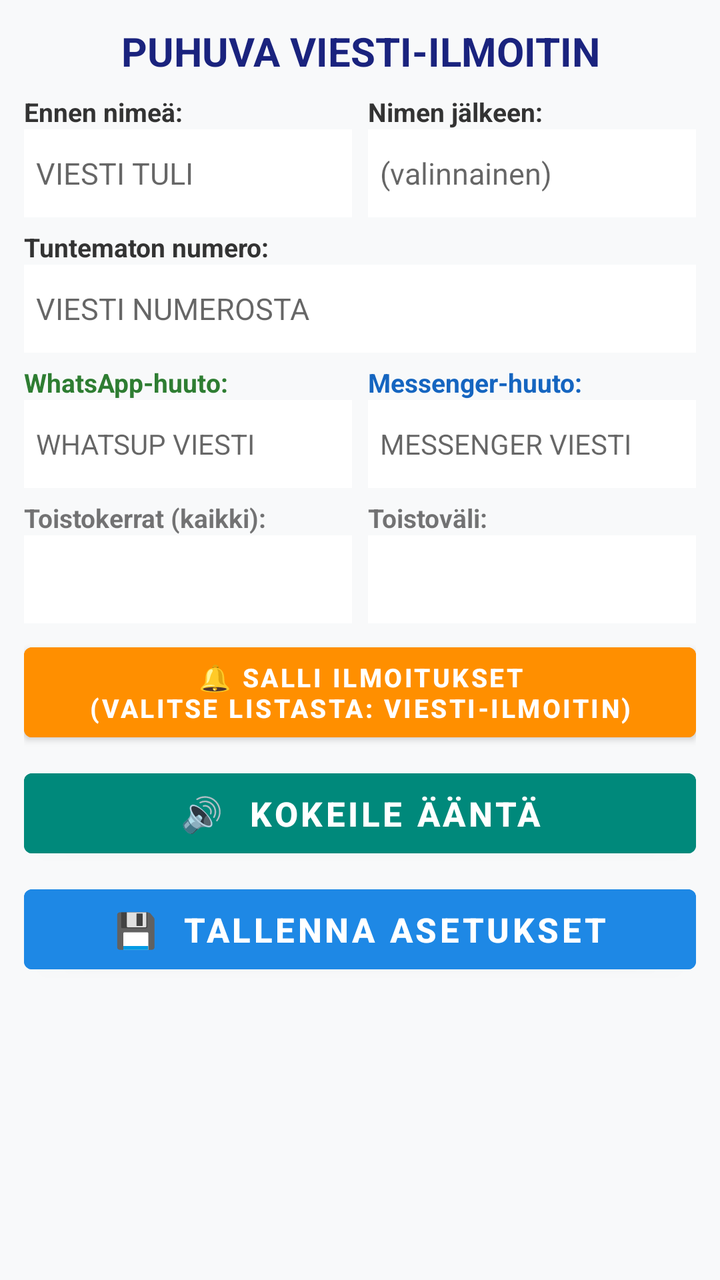
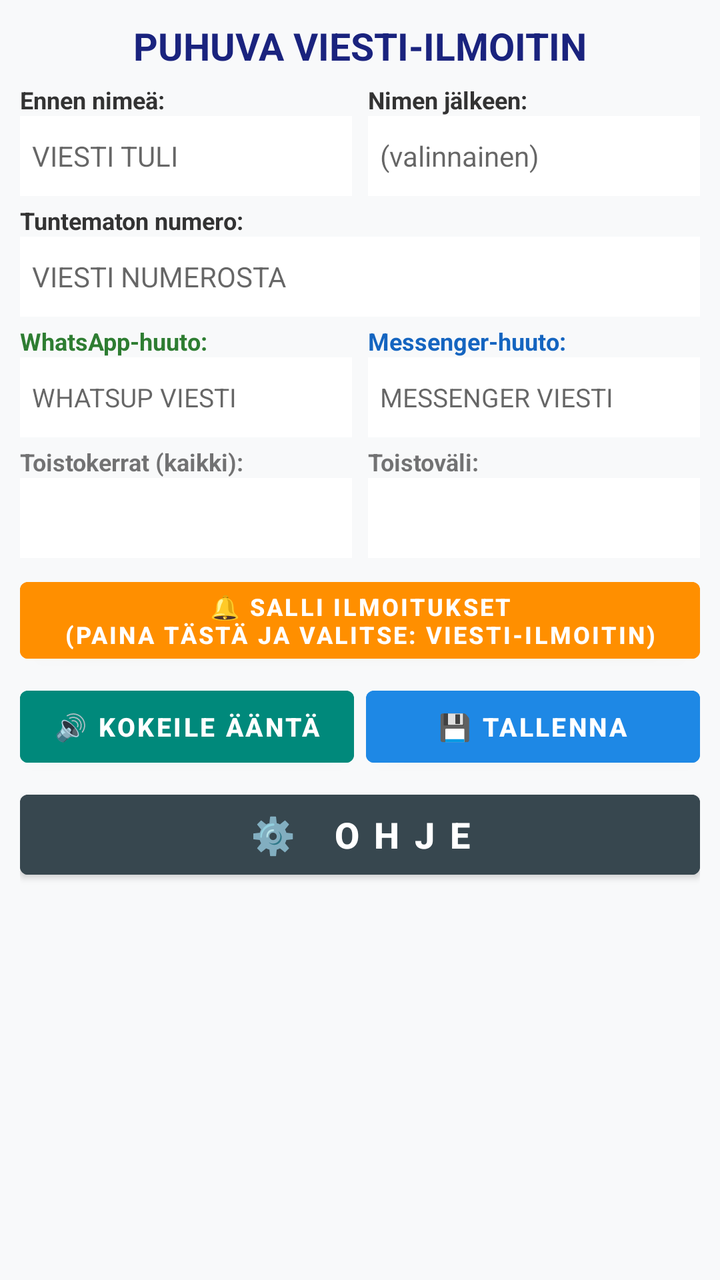

The first picture is an Android layout as it rendered before a commit; the second is the same layout after the commit. The layout source and the unified diff follow.
<!-- AndroidManifest.xml: application theme Theme.ViestiIlmoitin -->
<!-- res/layout/activity_main.xml -->
<?xml version="1.0" encoding="utf-8"?>
<LinearLayout xmlns:android="http://schemas.android.com/apk/res/android"
    android:layout_width="match_parent"
    android:layout_height="match_parent"
    android:orientation="vertical"
    android:padding="12dp"
    android:background="#F8F9FA">

    <TextView
        android:layout_width="match_parent"
        android:layout_height="wrap_content"
        android:text="PUHUVA VIESTI-ILMOITIN"
        android:textSize="20sp"
        android:textStyle="bold"
        android:gravity="center"
        android:textColor="#1A237E"
        android:layout_marginBottom="8dp" />

    
    <LinearLayout
        android:layout_width="match_parent"
        android:layout_height="wrap_content"
        android:orientation="horizontal"
        android:layout_marginBottom="6dp">

        <LinearLayout
            android:layout_width="0dp"
            android:layout_height="wrap_content"
            android:layout_weight="1"
            android:orientation="vertical"
            android:layout_marginEnd="4dp">
            <TextView
                android:layout_width="wrap_content"
                android:layout_height="wrap_content"
                android:text="Ennen nimeä:"
                android:textSize="13sp"
                android:textStyle="bold"
                android:textColor="#333333" />
            <EditText
                android:id="@+id/editPrefix"
                android:layout_width="match_parent"
                android:layout_height="44dp"
                android:background="#FFFFFF"
                android:padding="6dp"
                android:hint="VIESTI TULI "
                android:textSize="15sp" />
        </LinearLayout>

        <LinearLayout
            android:layout_width="0dp"
            android:layout_height="wrap_content"
            android:layout_weight="1"
            android:orientation="vertical"
            android:layout_marginStart="4dp">
            <TextView
                android:layout_width="wrap_content"
                android:layout_height="wrap_content"
                android:text="Nimen jälkeen:"
                android:textSize="13sp"
                android:textStyle="bold"
                android:textColor="#333333" />
            <EditText
                android:id="@+id/editSuffix"
                android:layout_width="match_parent"
                android:layout_height="44dp"
                android:background="#FFFFFF"
                android:padding="6dp"
                android:hint="(valinnainen)"
                android:textSize="15sp" />
        </LinearLayout>
    </LinearLayout>

    
    <TextView
        android:layout_width="wrap_content"
        android:layout_height="wrap_content"
        android:text="Tuntematon numero:"
        android:textSize="13sp"
        android:textStyle="bold"
        android:textColor="#333333" />

    <EditText
        android:id="@+id/editUnknown"
        android:layout_width="match_parent"
        android:layout_height="44dp"
        android:background="#FFFFFF"
        android:padding="6dp"
        android:hint="VIESTI NUMEROSTA "
        android:textSize="15sp"
        android:layout_marginBottom="6dp" />

    
    <LinearLayout
        android:layout_width="match_parent"
        android:layout_height="wrap_content"
        android:orientation="horizontal"
        android:layout_marginBottom="6dp">

        <LinearLayout
            android:layout_width="0dp"
            android:layout_height="wrap_content"
            android:layout_weight="1"
            android:orientation="vertical"
            android:layout_marginEnd="4dp">
            <TextView
                android:layout_width="wrap_content"
                android:layout_height="wrap_content"
                android:text="WhatsApp-huuto:"
                android:textSize="13sp"
                android:textStyle="bold"
                android:textColor="#2E7D32" />
            <EditText
                android:id="@+id/editWhatsApp"
                android:layout_width="match_parent"
                android:layout_height="44dp"
                android:background="#FFFFFF"
                android:padding="6dp"
                android:hint="WHATSUP VIESTI"
                android:textSize="14sp" />
        </LinearLayout>

        <LinearLayout
            android:layout_width="0dp"
            android:layout_height="wrap_content"
            android:layout_weight="1"
            android:orientation="vertical"
            android:layout_marginStart="4dp">
            <TextView
                android:layout_width="wrap_content"
                android:layout_height="wrap_content"
                android:text="Messenger-huuto:"
                android:textSize="13sp"
                android:textStyle="bold"
                android:textColor="#1565C0" />
            <EditText
                android:id="@+id/editMessenger"
                android:layout_width="match_parent"
                android:layout_height="44dp"
                android:background="#FFFFFF"
                android:padding="6dp"
                android:hint="MESSENGER VIESTI"
                android:textSize="14sp" />
        </LinearLayout>
    </LinearLayout>

    
    <LinearLayout
        android:layout_width="match_parent"
        android:layout_height="wrap_content"
        android:orientation="horizontal"
        android:layout_marginBottom="6dp">

        <LinearLayout
            android:layout_width="0dp"
            android:layout_height="wrap_content"
            android:layout_weight="1"
            android:orientation="vertical"
            android:layout_marginEnd="4dp">
            <TextView
                android:layout_width="wrap_content"
                android:layout_height="wrap_content"
                android:text="Toistokerrat (kaikki):"
                android:textSize="13sp"
                android:textStyle="bold"/>
            <Spinner
                android:id="@+id/spinnerRepeats"
                android:layout_width="match_parent"
                android:layout_height="44dp"
                android:background="#FFFFFF" />
        </LinearLayout>

        <LinearLayout
            android:layout_width="0dp"
            android:layout_height="wrap_content"
            android:layout_weight="1"
            android:orientation="vertical"
            android:layout_marginStart="4dp">
            <TextView
                android:layout_width="wrap_content"
                android:layout_height="wrap_content"
                android:text="Toistoväli:"
                android:textSize="13sp"
                android:textStyle="bold"/>
            <Spinner
                android:id="@+id/spinnerInterval"
                android:layout_width="match_parent"
                android:layout_height="44dp"
                android:background="#FFFFFF" />
        </LinearLayout>
    </LinearLayout>

    
    <Button
        android:id="@+id/btnNotificationPermission"
        android:layout_width="match_parent"
        android:layout_height="wrap_content"
        android:minHeight="50dp"
        android:padding="6dp"
        android:text="🔔 SALLI ILMOITUKSET\n(Valitse listasta: Viesti-Ilmoitin)"
        android:textSize="13sp"
        android:textStyle="bold"
        android:backgroundTint="#FF8F00"
        android:textColor="#FFFFFF"
        android:layout_marginBottom="6dp" />

    
    <Button
        android:id="@+id/btnTest"
        android:layout_width="match_parent"
        android:layout_height="52dp"
        android:text="🔊  KOKEILE ÄÄNTÄ"
        android:textSize="17sp"
        android:textStyle="bold"
        android:backgroundTint="#00897B"
        android:textColor="#FFFFFF"
        android:layout_marginBottom="6dp" />

    
    <Button
        android:id="@+id/btnSave"
        android:layout_width="match_parent"
        android:layout_height="52dp"
        android:text="💾  TALLENNA ASETUKSET"
        android:textSize="17sp"
        android:textStyle="bold"
        android:backgroundTint="#1E88E5"
        android:textColor="#FFFFFF" />

</LinearLayout>
<!-- resources referenced by this layout -->
<resources>
  <style name="Theme.ViestiIlmoitin" parent="Theme.MaterialComponents.Light.NoActionBar">
          <item name="colorPrimary">#1E88E5</item>
          <item name="colorPrimaryVariant">#1565C0</item>
          <item name="colorOnPrimary">#FFFFFF</item>
      </style>
</resources>

<!-- the commit's change to res/layout/activity_main.xml (unified diff, before → after) -->
@@ -3,25 +3,25 @@
     android:layout_width="match_parent"
     android:layout_height="match_parent"
     android:orientation="vertical"
-    android:padding="12dp"
+    android:padding="10dp"
     android:background="#F8F9FA">
 
     <TextView
         android:layout_width="match_parent"
         android:layout_height="wrap_content"
         android:text="PUHUVA VIESTI-ILMOITIN"
-        android:textSize="20sp"
+        android:textSize="19sp"
         android:textStyle="bold"
         android:gravity="center"
         android:textColor="#1A237E"
-        android:layout_marginBottom="8dp" />
-
-    
-    <LinearLayout
-        android:layout_width="match_parent"
-        android:layout_height="wrap_content"
-        android:orientation="horizontal"
-        android:layout_marginBottom="6dp">
+        android:layout_marginBottom="6dp" />
+
+    
+    <LinearLayout
+        android:layout_width="match_parent"
+        android:layout_height="wrap_content"
+        android:orientation="horizontal"
+        android:layout_marginBottom="4dp">
 
         <LinearLayout
             android:layout_width="0dp"
@@ -33,17 +33,17 @@
                 android:layout_width="wrap_content"
                 android:layout_height="wrap_content"
                 android:text="Ennen nimeä:"
-                android:textSize="13sp"
+                android:textSize="12sp"
                 android:textStyle="bold"
                 android:textColor="#333333" />
             <EditText
                 android:id="@+id/editPrefix"
                 android:layout_width="match_parent"
-                android:layout_height="44dp"
+                android:layout_height="40dp"
                 android:background="#FFFFFF"
                 android:padding="6dp"
                 android:hint="VIESTI TULI "
-                android:textSize="15sp" />
+                android:textSize="14sp" />
         </LinearLayout>
 
         <LinearLayout
@@ -56,17 +56,17 @@
                 android:layout_width="wrap_content"
                 android:layout_height="wrap_content"
                 android:text="Nimen jälkeen:"
-                android:textSize="13sp"
+                android:textSize="12sp"
                 android:textStyle="bold"
                 android:textColor="#333333" />
             <EditText
                 android:id="@+id/editSuffix"
                 android:layout_width="match_parent"
-                android:layout_height="44dp"
+                android:layout_height="40dp"
                 android:background="#FFFFFF"
                 android:padding="6dp"
                 android:hint="(valinnainen)"
-                android:textSize="15sp" />
+                android:textSize="14sp" />
         </LinearLayout>
     </LinearLayout>
 
@@ -75,19 +75,73 @@
         android:layout_width="wrap_content"
         android:layout_height="wrap_content"
         android:text="Tuntematon numero:"
-        android:textSize="13sp"
+        android:textSize="12sp"
         android:textStyle="bold"
         android:textColor="#333333" />
 
     <EditText
         android:id="@+id/editUnknown"
         android:layout_width="match_parent"
-        android:layout_height="44dp"
+        android:layout_height="40dp"
         android:background="#FFFFFF"
         android:padding="6dp"
         android:hint="VIESTI NUMEROSTA "
-        android:textSize="15sp"
-        android:layout_marginBottom="6dp" />
+        android:textSize="14sp"
+        android:layout_marginBottom="4dp" />
+
+    
+    <LinearLayout
+        android:layout_width="match_parent"
+        android:layout_height="wrap_content"
+        android:orientation="horizontal"
+        android:layout_marginBottom="4dp">
+
+        <LinearLayout
+            android:layout_width="0dp"
+            android:layout_height="wrap_content"
+            android:layout_weight="1"
+            android:orientation="vertical"
+            android:layout_marginEnd="4dp">
+            <TextView
+                android:layout_width="wrap_content"
+                android:layout_height="wrap_content"
+                android:text="WhatsApp-huuto:"
+                android:textSize="12sp"
+                android:textStyle="bold"
+                android:textColor="#2E7D32" />
+            <EditText
+                android:id="@+id/editWhatsApp"
+                android:layout_width="match_parent"
+                android:layout_height="40dp"
+                android:background="#FFFFFF"
+                android:padding="6dp"
+                android:hint="WHATSUP VIESTI"
+                android:textSize="13sp" />
+        </LinearLayout>
+
+        <LinearLayout
+            android:layout_width="0dp"
+            android:layout_height="wrap_content"
+            android:layout_weight="1"
+            android:orientation="vertical"
+            android:layout_marginStart="4dp">
+            <TextView
+                android:layout_width="wrap_content"
+                android:layout_height="wrap_content"
+                android:text="Messenger-huuto:"
+                android:textSize="12sp"
+                android:textStyle="bold"
+                android:textColor="#1565C0" />
+            <EditText
+                android:id="@+id/editMessenger"
+                android:layout_width="match_parent"
+                android:layout_height="40dp"
+                android:background="#FFFFFF"
+                android:padding="6dp"
+                android:hint="MESSENGER VIESTI"
+                android:textSize="13sp" />
+        </LinearLayout>
+    </LinearLayout>
 
     
     <LinearLayout
@@ -105,67 +159,13 @@
             <TextView
                 android:layout_width="wrap_content"
                 android:layout_height="wrap_content"
-                android:text="WhatsApp-huuto:"
-                android:textSize="13sp"
-                android:textStyle="bold"
-                android:textColor="#2E7D32" />
-            <EditText
-                android:id="@+id/editWhatsApp"
-                android:layout_width="match_parent"
-                android:layout_height="44dp"
-                android:background="#FFFFFF"
-                android:padding="6dp"
-                android:hint="WHATSUP VIESTI"
-                android:textSize="14sp" />
-        </LinearLayout>
-
-        <LinearLayout
-            android:layout_width="0dp"
-            android:layout_height="wrap_content"
-            android:layout_weight="1"
-            android:orientation="vertical"
-            android:layout_marginStart="4dp">
-            <TextView
-                android:layout_width="wrap_content"
-                android:layout_height="wrap_content"
-                android:text="Messenger-huuto:"
-                android:textSize="13sp"
-                android:textStyle="bold"
-                android:textColor="#1565C0" />
-            <EditText
-                android:id="@+id/editMessenger"
-                android:layout_width="match_parent"
-                android:layout_height="44dp"
-                android:background="#FFFFFF"
-                android:padding="6dp"
-                android:hint="MESSENGER VIESTI"
-                android:textSize="14sp" />
-        </LinearLayout>
-    </LinearLayout>
-
-    
-    <LinearLayout
-        android:layout_width="match_parent"
-        android:layout_height="wrap_content"
-        android:orientation="horizontal"
-        android:layout_marginBottom="6dp">
-
-        <LinearLayout
-            android:layout_width="0dp"
-            android:layout_height="wrap_content"
-            android:layout_weight="1"
-            android:orientation="vertical"
-            android:layout_marginEnd="4dp">
-            <TextView
-                android:layout_width="wrap_content"
-                android:layout_height="wrap_content"
                 android:text="Toistokerrat (kaikki):"
-                android:textSize="13sp"
+                android:textSize="12sp"
                 android:textStyle="bold"/>
             <Spinner
                 android:id="@+id/spinnerRepeats"
                 android:layout_width="match_parent"
-                android:layout_height="44dp"
+                android:layout_height="40dp"
                 android:background="#FFFFFF" />
         </LinearLayout>
 
@@ -179,12 +179,12 @@
                 android:layout_width="wrap_content"
                 android:layout_height="wrap_content"
                 android:text="Toistoväli:"
-                android:textSize="13sp"
+                android:textSize="12sp"
                 android:textStyle="bold"/>
             <Spinner
                 android:id="@+id/spinnerInterval"
                 android:layout_width="match_parent"
-                android:layout_height="44dp"
+                android:layout_height="40dp"
                 android:background="#FFFFFF" />
         </LinearLayout>
     </LinearLayout>
@@ -194,36 +194,56 @@
         android:id="@+id/btnNotificationPermission"
         android:layout_width="match_parent"
         android:layout_height="wrap_content"
-        android:minHeight="50dp"
-        android:padding="6dp"
-        android:text="🔔 SALLI ILMOITUKSET\n(Valitse listasta: Viesti-Ilmoitin)"
-        android:textSize="13sp"
+        android:minHeight="44dp"
+        android:padding="4dp"
+        android:text="🔔 SALLI ILMOITUKSET\n(Paina tästä ja valitse: Viesti-Ilmoitin)"
+        android:textSize="12sp"
         android:textStyle="bold"
         android:backgroundTint="#FF8F00"
         android:textColor="#FFFFFF"
-        android:layout_marginBottom="6dp" />
+        android:layout_marginBottom="4dp" />
+
+    
+    <LinearLayout
+        android:layout_width="match_parent"
+        android:layout_height="wrap_content"
+        android:orientation="horizontal"
+        android:layout_marginBottom="4dp">
+
+        <Button
+            android:id="@+id/btnTest"
+            android:layout_width="0dp"
+            android:layout_height="48dp"
+            android:layout_weight="1"
+            android:text="🔊 KOKEILE ÄÄNTÄ"
+            android:textSize="13sp"
+            android:textStyle="bold"
+            android:backgroundTint="#00897B"
+            android:textColor="#FFFFFF"
+            android:layout_marginEnd="3dp" />
+
+        <Button
+            android:id="@+id/btnSave"
+            android:layout_width="0dp"
+            android:layout_height="48dp"
+            android:layout_weight="1"
+            android:text="💾 TALLENNA"
+            android:textSize="13sp"
+            android:textStyle="bold"
+            android:backgroundTint="#1E88E5"
+            android:textColor="#FFFFFF"
+            android:layout_marginStart="3dp" />
+    </LinearLayout>
 
     
     <Button
-        android:id="@+id/btnTest"
+        android:id="@+id/btnHelp"
         android:layout_width="match_parent"
         android:layout_height="52dp"
-        android:text="🔊  KOKEILE ÄÄNTÄ"
-        android:textSize="17sp"
-        android:textStyle="bold"
-        android:backgroundTint="#00897B"
-        android:textColor="#FFFFFF"
-        android:layout_marginBottom="6dp" />
-
-    
-    <Button
-        android:id="@+id/btnSave"
-        android:layout_width="match_parent"
-        android:layout_height="52dp"
-        android:text="💾  TALLENNA ASETUKSET"
-        android:textSize="17sp"
-        android:textStyle="bold"
-        android:backgroundTint="#1E88E5"
+        android:text="⚙️   O H J E"
+        android:textSize="18sp"
+        android:textStyle="bold"
+        android:backgroundTint="#37474F"
         android:textColor="#FFFFFF" />
 
 </LinearLayout>
